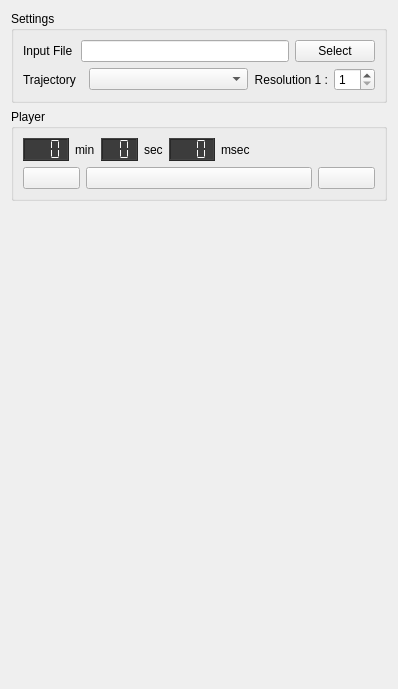
The window that Modules/IGTUI/Qmitk/QmitkIGTPlayerWidgetControls.ui (MITK/MITK) describes before a commit, drawn with Qt 5.
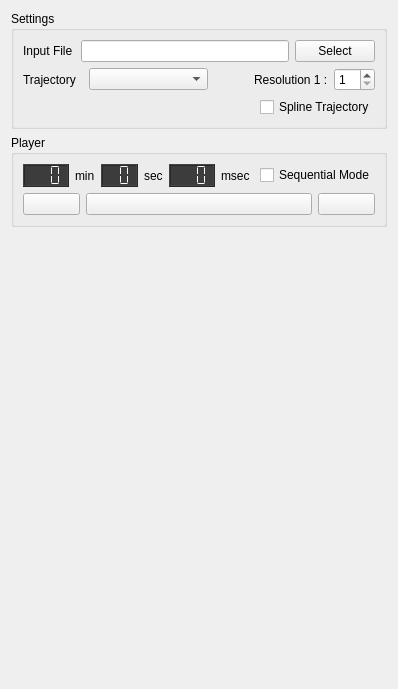
The same window after the commit. Icons and pictures are not drawn.

Commit message: - Inserted Spline playback possibility with checkbox

```diff
--- a/Modules/IGTUI/Qmitk/QmitkIGTPlayerWidgetControls.ui
+++ b/Modules/IGTUI/Qmitk/QmitkIGTPlayerWidgetControls.ui
@@ -108,13 +108,26 @@
         <item>
          <widget class="QComboBox" name="trajectorySelectComboBox">
           <property name="sizePolicy">
-           <sizepolicy hsizetype="Expanding" vsizetype="Fixed">
+           <sizepolicy hsizetype="Minimum" vsizetype="Fixed">
             <horstretch>7</horstretch>
             <verstretch>0</verstretch>
            </sizepolicy>
           </property>
          </widget>
         </item>
+        <item>
+         <spacer name="horizontalSpacer_2">
+          <property name="orientation">
+           <enum>Qt::Horizontal</enum>
+          </property>
+          <property name="sizeHint" stdset="0">
+           <size>
+            <width>40</width>
+            <height>20</height>
+           </size>
+          </property>
+         </spacer>
+        </item>
         <item>
          <widget class="QLabel" name="resolutionLabel">
           <property name="sizePolicy">
@@ -127,7 +140,7 @@
            <string>Resolution 1 :</string>
           </property>
           <property name="alignment">
-           <set>Qt::AlignRight|Qt::AlignTrailing|Qt::AlignVCenter</set>
+           <set>Qt::AlignLeading|Qt::AlignLeft|Qt::AlignVCenter</set>
           </property>
          </widget>
         </item>
@@ -149,6 +162,42 @@
         </item>
        </layout>
       </item>
+      <item>
+       <layout class="QHBoxLayout" name="horizontalLayout">
+        <item>
+         <spacer name="horizontalSpacer">
+          <property name="orientation">
+           <enum>Qt::Horizontal</enum>
+          </property>
+          <property name="sizeType">
+           <enum>QSizePolicy::Expanding</enum>
+          </property>
+          <property name="sizeHint" stdset="0">
+           <size>
+            <width>40</width>
+            <height>20</height>
+           </size>
+          </property>
+         </spacer>
+        </item>
+        <item>
+         <widget class="QCheckBox" name="splineModeCheckBox">
+          <property name="sizePolicy">
+           <sizepolicy hsizetype="Minimum" vsizetype="Fixed">
+            <horstretch>0</horstretch>
+            <verstretch>0</verstretch>
+           </sizepolicy>
+          </property>
+          <property name="layoutDirection">
+           <enum>Qt::LeftToRight</enum>
+          </property>
+          <property name="text">
+           <string>Spline Trajectory</string>
+          </property>
+         </widget>
+        </item>
+       </layout>
+      </item>
      </layout>
     </widget>
    </item>
@@ -248,6 +297,16 @@
           </property>
          </spacer>
         </item>
+        <item>
+         <widget class="QCheckBox" name="sequencialModeCheckBox">
+          <property name="layoutDirection">
+           <enum>Qt::LeftToRight</enum>
+          </property>
+          <property name="text">
+           <string>Sequential Mode</string>
+          </property>
+         </widget>
+        </item>
        </layout>
       </item>
       <item>
```
Left out of the diff: 6 changed lines with no effect on the pictures. The commit also changes 2 other files.
